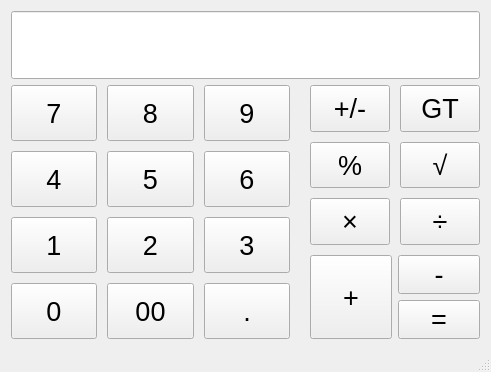
super119/AnneCalculator, file mainwindow.ui: the form before one commit.
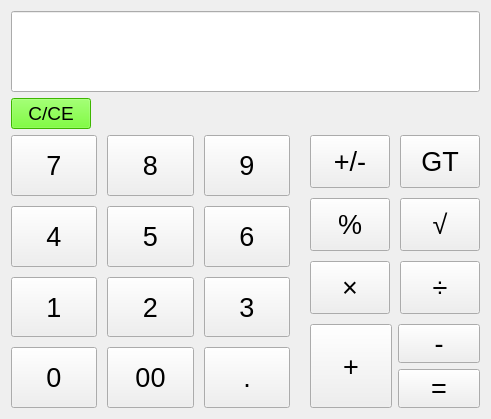
The form after the commit.

Diff of the .ui file:
```diff
--- a/mainwindow.ui
+++ b/mainwindow.ui
@@ -7,7 +7,7 @@
     <x>0</x>
     <y>0</y>
     <width>491</width>
-    <height>372</height>
+    <height>419</height>
    </rect>
   </property>
   <property name="windowTitle">
@@ -25,12 +25,17 @@
       </property>
       <property name="font">
        <font>
+        <family>锐字工房卡布奇诺粗简1.0</family>
         <pointsize>40</pointsize>
+        <italic>false</italic>
        </font>
       </property>
       <property name="contextMenuPolicy">
        <enum>Qt::DefaultContextMenu</enum>
       </property>
+      <property name="styleSheet">
+       <string notr="true">color: rgb(170, 0, 0);</string>
+      </property>
       <property name="cursorPosition">
        <number>0</number>
       </property>
@@ -39,6 +44,39 @@
       </property>
      </widget>
     </item>
+    <item>
+     <widget class="QPushButton" name="pushButton_ce">
+      <property name="sizePolicy">
+       <sizepolicy hsizetype="Fixed" vsizetype="Fixed">
+        <horstretch>0</horstretch>
+        <verstretch>0</verstretch>
+       </sizepolicy>
+      </property>
+      <property name="minimumSize">
+       <size>
+        <width>30</width>
+        <height>30</height>
+       </size>
+      </property>
+      <property name="baseSize">
+       <size>
+        <width>0</width>
+        <height>0</height>
+       </size>
+      </property>
+      <property name="font">
+       <font>
+        <pointsize>14</pointsize>
+       </font>
+      </property>
+      <property name="styleSheet">
+       <string notr="true">background-color: rgb(85, 255, 0);</string>
+      </property>
+      <property name="text">
+       <string>C/CE</string>
+      </property>
+     </widget>
+    </item>
     <item>
      <layout class="QHBoxLayout" name="horizontalLayout_2" stretch="5,3">
       <property name="spacing">
@@ -464,7 +502,6 @@
     </rect>
    </property>
   </widget>
-  <widget class="QStatusBar" name="statusBar"/>
  </widget>
  <layoutdefault spacing="6" margin="11"/>
  <resources/>
```
